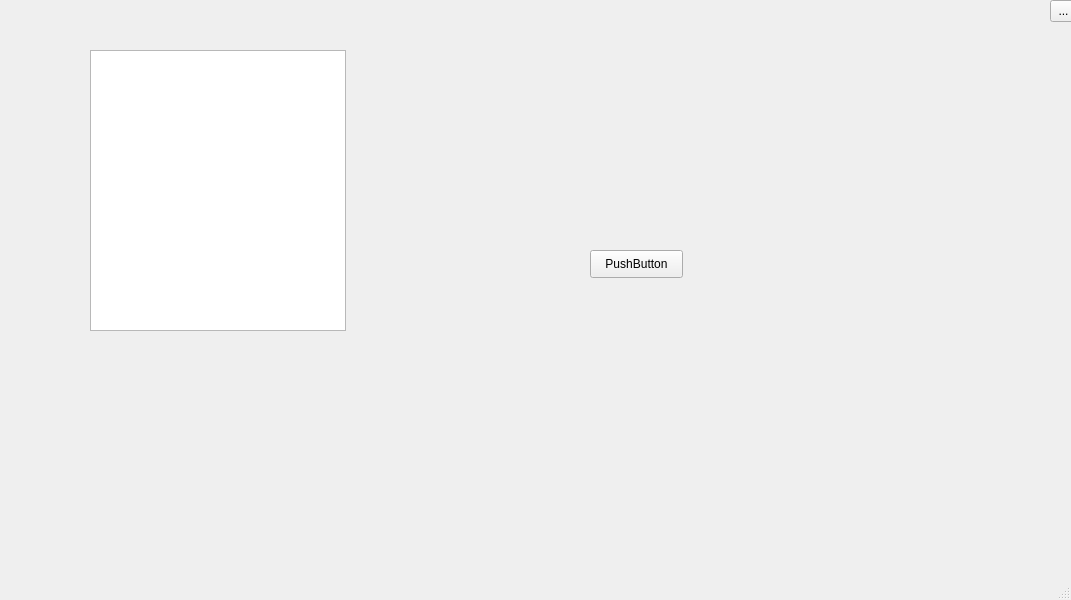
First picture: the form in lab_2/mainwindow.ui, repository YaroslavDrovolskyi/pi_ooop_2021-2022, before the edit.
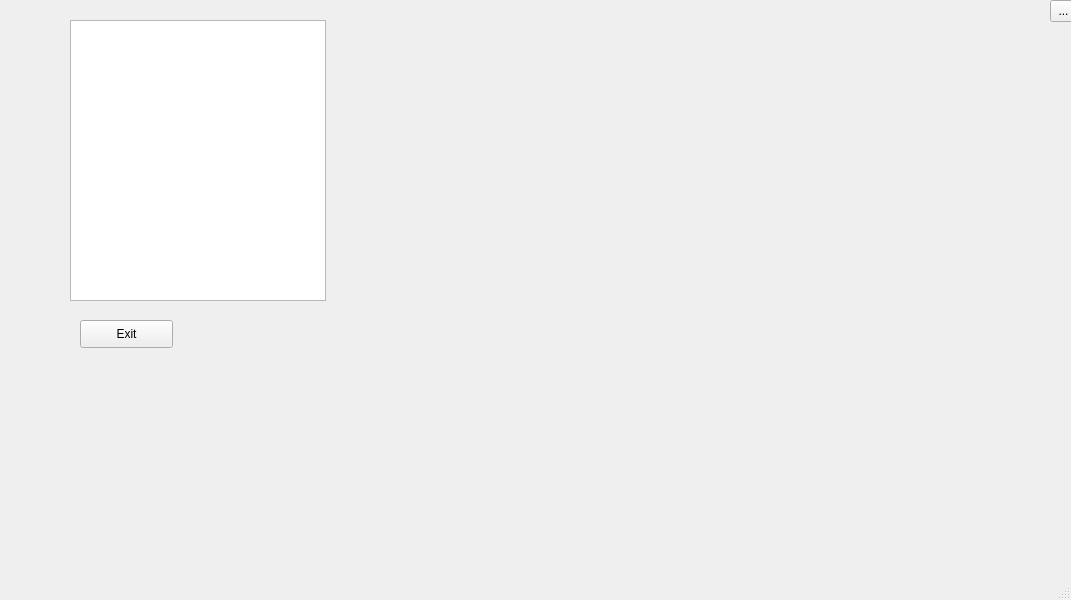
Second picture: the form after the edit.

Commit message:
Overloaded closeEvent for MainWindow - closing via red cross
Implemented correct closing of app anyway: saving all data in file

```diff
--- a/lab_2/mainwindow.ui
+++ b/lab_2/mainwindow.ui
@@ -14,39 +14,16 @@
    <string>MainWindow</string>
   </property>
   <widget class="QWidget" name="centralwidget">
-   <widget class="QWidget" name="widget" native="true">
-    <property name="geometry">
-     <rect>
-      <x>250</x>
-      <y>190</y>
-      <width>120</width>
-      <height>171</height>
-     </rect>
-    </property>
-   </widget>
    <widget class="QListView" name="listView">
     <property name="geometry">
      <rect>
-      <x>90</x>
-      <y>50</y>
+      <x>70</x>
+      <y>20</y>
       <width>256</width>
       <height>281</height>
      </rect>
     </property>
    </widget>
-   <widget class="QPushButton" name="pushButton">
-    <property name="geometry">
-     <rect>
-      <x>590</x>
-      <y>250</y>
-      <width>93</width>
-      <height>28</height>
-     </rect>
-    </property>
-    <property name="text">
-     <string>PushButton</string>
-    </property>
-   </widget>
    <widget class="QToolButton" name="toolButton">
     <property name="geometry">
      <rect>
@@ -60,6 +37,19 @@
      <string>...</string>
     </property>
    </widget>
+   <widget class="QPushButton" name="exit_btn">
+    <property name="geometry">
+     <rect>
+      <x>80</x>
+      <y>320</y>
+      <width>93</width>
+      <height>28</height>
+     </rect>
+    </property>
+    <property name="text">
+     <string>Exit</string>
+    </property>
+   </widget>
   </widget>
   <widget class="QMenuBar" name="menubar">
    <property name="geometry">
```
The commit also changes 2 other files.
